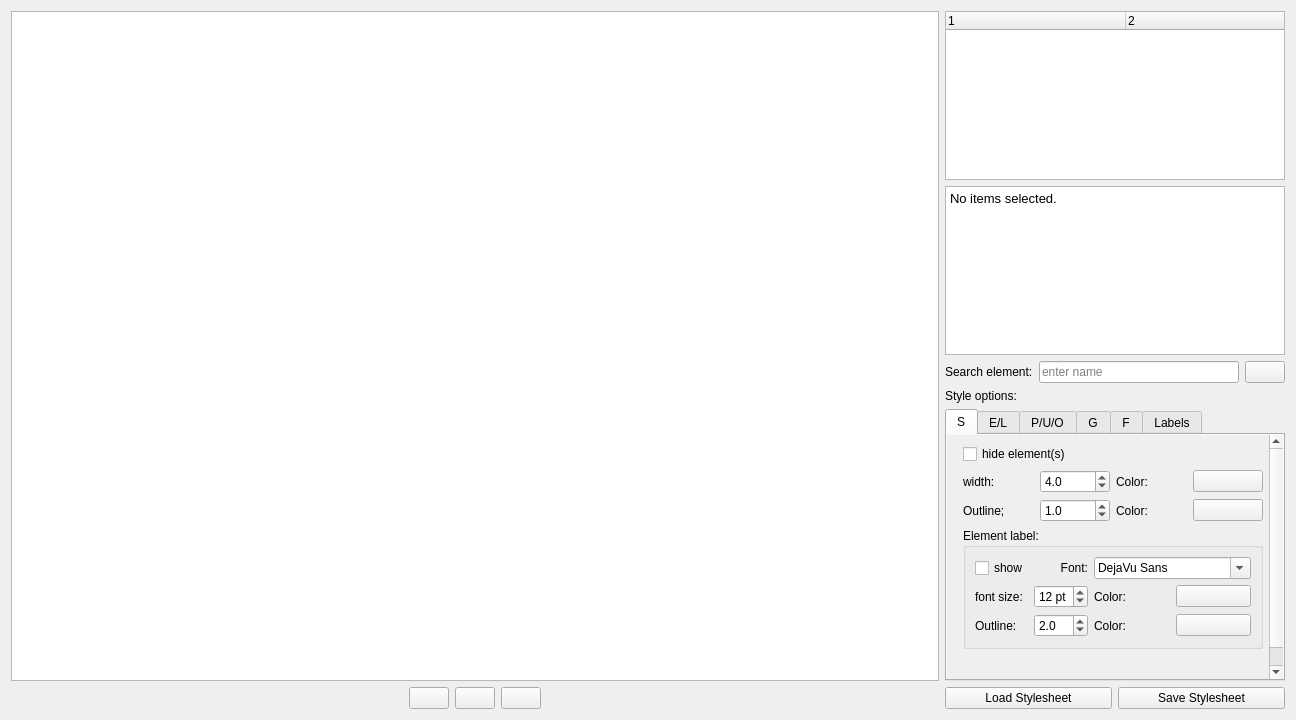
Before: the Qt Designer form ui/graphwidget.ui in ggonnella/gfaviz, drawn with Qt 5.
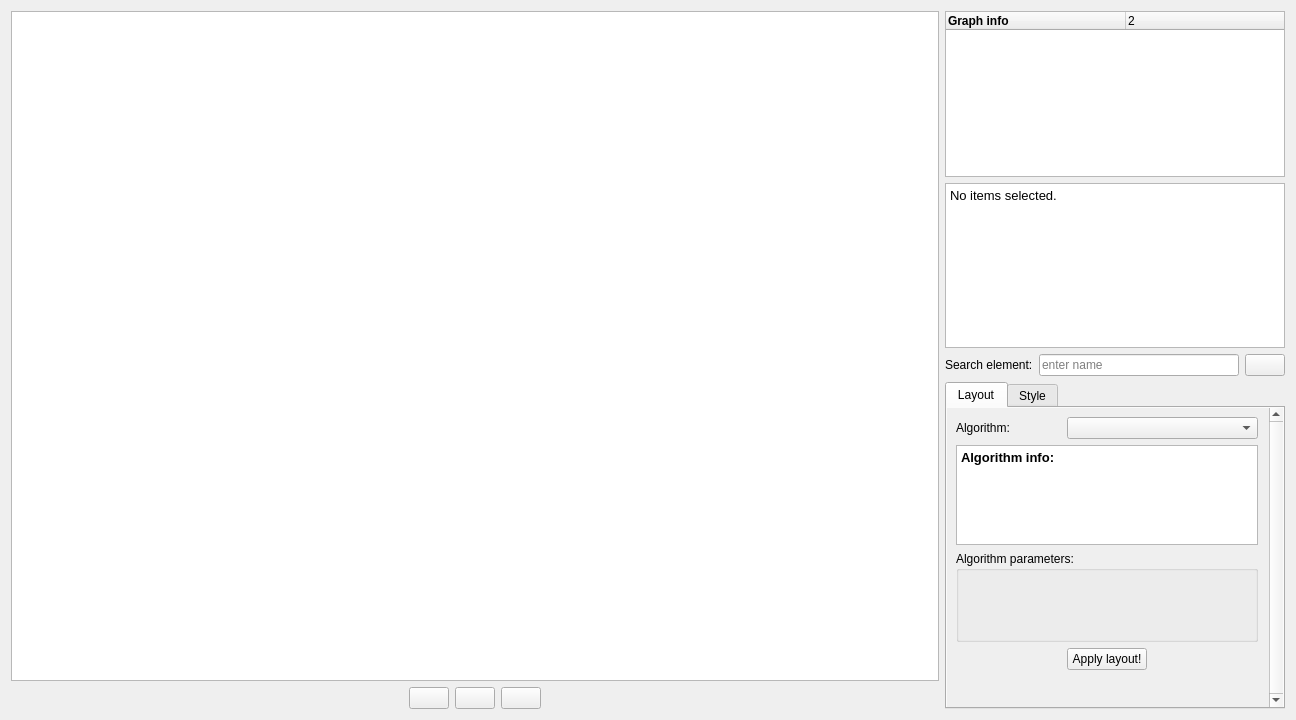
After: the same form once the commit is applied. The open tabs and pages were chosen to show the change. Icons and pictures are not drawn. Custom widgets are drawn as their Qt base class.

Commit message: Many GUI improvements + Layout options

Patch:
```diff
--- a/ui/graphwidget.ui
+++ b/ui/graphwidget.ui
@@ -118,25 +118,7 @@
     </layout>
    </item>
    <item row="0" column="1">
-    <layout class="QGridLayout" name="gridLayout">
-     <item row="6" column="0">
-      <layout class="QHBoxLayout" name="horizontalLayout">
-       <item>
-        <widget class="QPushButton" name="StyleLoadButton">
-         <property name="text">
-          <string>Load Stylesheet</string>
-         </property>
-        </widget>
-       </item>
-       <item>
-        <widget class="QPushButton" name="StyleSaveButton">
-         <property name="text">
-          <string>Save Stylesheet</string>
-         </property>
-        </widget>
-       </item>
-      </layout>
-     </item>
+    <layout class="QGridLayout" name="gridLayout" rowminimumheight="0,0,0,0,300">
      <item row="1" column="0">
       <widget class="QTextBrowser" name="selectionDisplay">
        <property name="html">
@@ -181,14 +163,201 @@
        </item>
       </layout>
      </item>
+     <item row="0" column="0">
+      <widget class="QTreeWidget" name="treeWidget">
+       <property name="animated">
+        <bool>true</bool>
+       </property>
+       <property name="headerHidden">
+        <bool>false</bool>
+       </property>
+       <property name="columnCount">
+        <number>2</number>
+       </property>
+       <attribute name="headerVisible">
+        <bool>true</bool>
+       </attribute>
+       <attribute name="headerCascadingSectionResizes">
+        <bool>true</bool>
+       </attribute>
+       <attribute name="headerDefaultSectionSize">
+        <number>180</number>
+       </attribute>
+       <column>
+        <property name="text">
+         <string notr="true">Graph info</string>
+        </property>
+        <property name="font">
+         <font>
+          <weight>75</weight>
+          <bold>true</bold>
+         </font>
+        </property>
+       </column>
+       <column>
+        <property name="text">
+         <string notr="true"/>
+        </property>
+       </column>
+      </widget>
+     </item>
      <item row="4" column="0">
+      <widget class="QTabWidget" name="tabWidget">
+       <property name="currentIndex">
+        <number>0</number>
+       </property>
+       <widget class="QWidget" name="LayoutTab">
+        <attribute name="title">
+         <string>Layout</string>
+        </attribute>
+        <layout class="QVBoxLayout" name="verticalLayout_layout">
+         <property name="margin">
+          <number>0</number>
+         </property>
+         <item>
+          <widget class="QScrollArea" name="scrollArea_layout">
+           <property name="frameShape">
+            <enum>QFrame::NoFrame</enum>
+           </property>
+           <property name="frameShadow">
+            <enum>QFrame::Plain</enum>
+           </property>
+           <property name="lineWidth">
+            <number>0</number>
+           </property>
+           <property name="verticalScrollBarPolicy">
+            <enum>Qt::ScrollBarAlwaysOn</enum>
+           </property>
+           <property name="horizontalScrollBarPolicy">
+            <enum>Qt::ScrollBarAlwaysOff</enum>
+           </property>
+           <property name="widgetResizable">
+            <bool>false</bool>
+           </property>
+           <widget class="QWidget" name="scrollAreaWidgetContents_layout">
+            <property name="geometry">
+             <rect>
+              <x>0</x>
+              <y>0</y>
+              <width>320</width>
+              <height>271</height>
+             </rect>
+            </property>
+            <property name="minimumSize">
+             <size>
+              <width>320</width>
+              <height>0</height>
+             </size>
+            </property>
+            <property name="maximumSize">
+             <size>
+              <width>320</width>
+              <height>16777215</height>
+             </size>
+            </property>
+            <layout class="QGridLayout" name="gridLayout_5">
+             <item row="2" column="0" colspan="3">
+              <widget class="QGroupBox" name="LayoutAlgorithmParamsBox">
+               <property name="title">
+                <string>Algorithm parameters:</string>
+               </property>
+               <layout class="QVBoxLayout" name="verticalLayout_7">
+                <item>
+                 <widget class="QStackedWidget" name="LayoutAlgorithmParams">
+                  <property name="minimumSize">
+                   <size>
+                    <width>276</width>
+                    <height>0</height>
+                   </size>
+                  </property>
+                  <widget class="QWidget" name="page"/>
+                  <widget class="QWidget" name="page_2"/>
+                 </widget>
+                </item>
+               </layout>
+              </widget>
+             </item>
+             <item row="0" column="0">
       <widget class="QLabel" name="label">
        <property name="text">
-        <string>Style options:</string>
+                <string>Algorithm:</string>
        </property>
       </widget>
      </item>
-     <item row="5" column="0">
+             <item row="3" column="1">
+              <widget class="QPushButton" name="LayoutApplyButton">
+               <property name="text">
+                <string>Apply layout!</string>
+               </property>
+              </widget>
+             </item>
+             <item row="3" column="0">
+              <spacer name="horizontalSpacer_4">
+               <property name="orientation">
+                <enum>Qt::Horizontal</enum>
+               </property>
+               <property name="sizeHint" stdset="0">
+                <size>
+                 <width>40</width>
+                 <height>20</height>
+                </size>
+               </property>
+              </spacer>
+             </item>
+             <item row="3" column="2">
+              <spacer name="horizontalSpacer_3">
+               <property name="orientation">
+                <enum>Qt::Horizontal</enum>
+               </property>
+               <property name="sizeHint" stdset="0">
+                <size>
+                 <width>40</width>
+                 <height>20</height>
+                </size>
+               </property>
+              </spacer>
+             </item>
+             <item row="0" column="1" colspan="2">
+              <widget class="QComboBox" name="LayoutAlgorithmCombobox"/>
+             </item>
+             <item row="1" column="0" colspan="3">
+              <widget class="QTextBrowser" name="LayoutAlgorithmInfo">
+               <property name="sizePolicy">
+                <sizepolicy hsizetype="Expanding" vsizetype="Minimum">
+                 <horstretch>0</horstretch>
+                 <verstretch>0</verstretch>
+                </sizepolicy>
+               </property>
+               <property name="maximumSize">
+                <size>
+                 <width>16777215</width>
+                 <height>100</height>
+                </size>
+               </property>
+               <property name="html">
+                <string>&lt;!DOCTYPE HTML PUBLIC &quot;-//W3C//DTD HTML 4.0//EN&quot; &quot;http://www.w3.org/TR/REC-html40/strict.dtd&quot;&gt;
+&lt;html&gt;&lt;head&gt;&lt;meta name=&quot;qrichtext&quot; content=&quot;1&quot; /&gt;&lt;style type=&quot;text/css&quot;&gt;
+p, li { white-space: pre-wrap; }
+&lt;/style&gt;&lt;/head&gt;&lt;body style=&quot; font-family:'Sans'; font-size:10pt; font-weight:400; font-style:normal;&quot;&gt;
+&lt;p style=&quot; margin-top:0px; margin-bottom:0px; margin-left:0px; margin-right:0px; -qt-block-indent:0; text-indent:0px;&quot;&gt;&lt;span style=&quot; font-weight:600;&quot;&gt;Algorithm info:&lt;/span&gt;&lt;/p&gt;&lt;/body&gt;&lt;/html&gt;</string>
+               </property>
+              </widget>
+             </item>
+            </layout>
+           </widget>
+          </widget>
+         </item>
+        </layout>
+       </widget>
+       <widget class="QWidget" name="StyleTab">
+        <attribute name="title">
+         <string>Style</string>
+        </attribute>
+        <layout class="QVBoxLayout" name="verticalLayout">
+         <property name="margin">
+          <number>0</number>
+         </property>
+         <item>
       <widget class="QTabWidget" name="StyleTabWidget">
        <property name="sizePolicy">
         <sizepolicy hsizetype="Expanding" vsizetype="Expanding">
@@ -251,7 +420,7 @@
               <height>265</height>
              </rect>
             </property>
-            <layout class="QGridLayout" name="gridLayout_2" rowstretch="0,0,0,0,0" columnminimumwidth="0,0,0,0">
+                <layout class="QGridLayout" name="gridLayout_2" rowstretch="0,0,0,0,0">
              <property name="leftMargin">
               <number>16</number>
              </property>
@@ -1073,36 +1242,26 @@
        </widget>
       </widget>
      </item>
-     <item row="0" column="0">
-      <widget class="QTreeWidget" name="treeWidget">
-       <property name="animated">
-        <bool>true</bool>
-       </property>
-       <property name="headerHidden">
-        <bool>false</bool>
-       </property>
-       <property name="columnCount">
-        <number>2</number>
-       </property>
-       <attribute name="headerVisible">
-        <bool>true</bool>
-       </attribute>
-       <attribute name="headerCascadingSectionResizes">
-        <bool>true</bool>
-       </attribute>
-       <attribute name="headerDefaultSectionSize">
-        <number>180</number>
-       </attribute>
-       <column>
+         <item>
+          <layout class="QHBoxLayout" name="horizontalLayout">
+           <item>
+            <widget class="QPushButton" name="StyleLoadButton">
         <property name="text">
-         <string notr="true">1</string>
-        </property>
-       </column>
-       <column>
+              <string>Load Stylesheet</string>
+             </property>
+            </widget>
+           </item>
+           <item>
+            <widget class="QPushButton" name="StyleSaveButton">
         <property name="text">
-         <string notr="true">2</string>
-        </property>
-       </column>
+              <string>Save Stylesheet</string>
+             </property>
+            </widget>
+           </item>
+          </layout>
+         </item>
+        </layout>
+       </widget>
       </widget>
      </item>
     </layout>
```
Left out of the diff: 28 changed lines with no effect on the pictures. Lines whose indentation alone changed are shown as unchanged. The commit also changes 20 other files.
